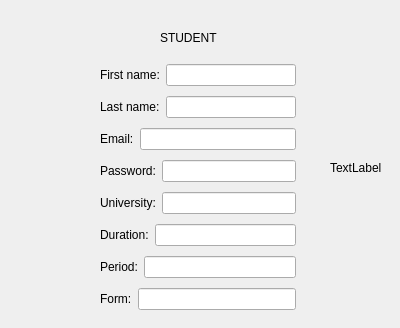
casalete/ErasmusIo, file menustudent.ui: the form before one commit; both pictures show x 0 to 400 and y 0 to 328 of the 400 by 472 pixel window.
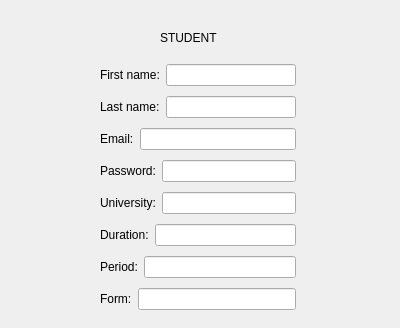
The form after the commit.

```diff
--- a/menustudent.ui
+++ b/menustudent.ui
@@ -209,19 +209,6 @@
     </item>
    </layout>
   </widget>
-  <widget class="QLabel" name="label_11">
-   <property name="geometry">
-    <rect>
-     <x>330</x>
-     <y>160</y>
-     <width>59</width>
-     <height>16</height>
-    </rect>
-   </property>
-   <property name="text">
-    <string>TextLabel</string>
-   </property>
-  </widget>
  </widget>
  <resources/>
  <connections/>
```
